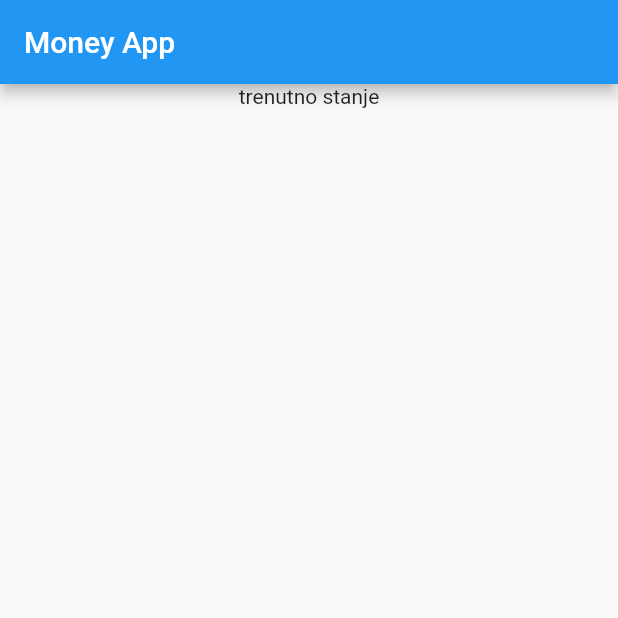
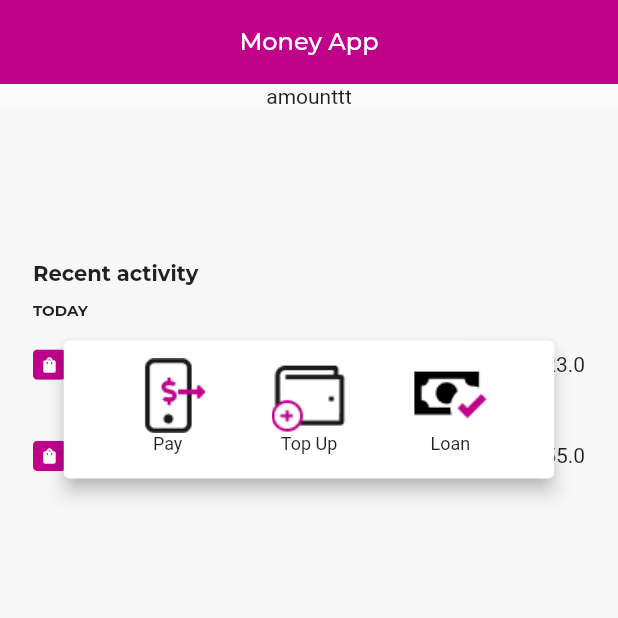
Before and after one commit to eldarheleg/moneyapp, a Flutter app: the screen it shows after launch, on a phone screen of 412 x 824 dp, the top half of it. Run offline on Flutter 3.47's test engine with Material 2 defaults, Android fonts, the phone set to English and light mode, and no system bars; our stand-ins replace flutter_screenutil, get; Roboto replaces fonts that are missing (Hind).

Commit message:
added controllers, model, two screens, page routes

```diff
--- /dev/null
+++ b/money_app/lib/controllers/transactions_controller.dart
@@ -0,0 +1,13 @@
+import 'package:get/get.dart';
+import 'package:flutter/material.dart';
+import 'package:collection/collection.dart';
+
+import '../models/Transaction.dart';
+
+class TransactionController extends GetxController {
+  RxList transactions = [].obs;
+  TextEditingController amountController = TextEditingController();
+  TextEditingController nameController = TextEditingController();
+  late Transaction transaction;
+
+}
--- a/money_app/lib/main.dart
+++ b/money_app/lib/main.dart
@@ -1,7 +1,10 @@
 import 'package:flutter/material.dart';
 import 'package:get/get.dart';
+import 'package:flutter_screenutil/flutter_screenutil.dart';
 
 import './screens/transactions_screen.dart';
+import './screens/pay_input_amount.dart';
+import './screens/pay_input_name.dart';
 
 void main() {
   runApp(MoneyApp());
@@ -12,8 +15,30 @@ class MoneyApp extends StatelessWidget {
 
   @override
   Widget build(BuildContext context) {
-    return GetMaterialApp(
-      home: Transactions(),
+    return ScreenUtilInit(
+      builder: (context, child) => GetMaterialApp(
+        debugShowCheckedModeBanner: false,
+        theme: ThemeData(
+          primaryColor: Color(
+              0xffC0028B), //instead of hash # put 0xff to get the wanted color
+          colorScheme:
+              ColorScheme.light().copyWith(secondary: Color(0xffC0028B)),
+          fontFamily: 'Montserrat',
+          textTheme: const TextTheme(
+            headline1: TextStyle(fontSize: 72.0, fontWeight: FontWeight.bold),
+            headline2: TextStyle(fontSize: 16.0, fontWeight: FontWeight.w600),
+            //headline6: TextStyle(fontSize: 36.0, fontStyle: FontStyle.italic),
+            bodyText2: TextStyle(fontSize: 14.0, fontFamily: 'Hind'),
+          ),
+        ),
+        home: TransactionsScreen(),
+        getPages: [
+          GetPage(name: "/", page:() =>  TransactionsScreen()),
+          GetPage(name: "/PayInputAmount", page:() =>  PayInputAmount()),
+          GetPage(name: "/PayInputName", page:() =>  PayInputName()),
+        ],
+      ),
+      designSize: const Size(375, 812),
     );
   }
 }
--- /dev/null
+++ b/money_app/lib/models/Transaction.dart
@@ -0,0 +1,21 @@
+enum Types { payment, top_up }
+
+class Transaction {
+  final int id;
+  final Types type;
+  final String name;
+  final double amount;
+  final DateTime createdAt;
+
+  const Transaction(
+      {required this.id,
+      required this.type,
+      required this.name,
+      required this.amount,
+      required this.createdAt});
+
+  static List<Transaction> transactions = [
+    Transaction(id: 1, type:Types.payment, name: 'narudzba', amount: 23.00, createdAt: DateTime.now()),
+    Transaction(id: 2, type:Types.top_up, name: 'narudzba2', amount: 55.00, createdAt: DateTime.now()),
+  ];
+}
--- /dev/null
+++ b/money_app/lib/screens/pay_input_amount.dart
@@ -0,0 +1,48 @@
+import 'package:flutter/material.dart';
+import 'package:get/get.dart';
+
+import '../models/Transaction.dart';
+import '../widgets/transaction_list.dart';
+import '../controllers/transactions_controller.dart';
+
+
+class PayInputAmount extends StatelessWidget {
+  const PayInputAmount({super.key});
+
+  @override
+  Widget build(BuildContext context) {
+    final th = Theme.of(context);
+    final controller = TransactionController();
+    final TextEditingController _text = TextEditingController();
+    return Scaffold(
+      appBar: AppBar(
+        elevation: 0,
+        backgroundColor: th.primaryColor,
+        title: const Text(
+          'Money App',
+          style: TextStyle(fontSize: 16),
+        ),
+        centerTitle: true,
+        actions: [
+          IconButton(onPressed:() => Get.toNamed("/"), icon: Icon(Icons.backspace_outlined))
+        ],
+      ),
+      body: Column(
+        children: [
+          Text('How much?'),
+          Center(
+            child: TextField(
+              controller: _text,
+              decoration: InputDecoration(labelText: 'amount'),
+            ),
+          ),
+          ElevatedButton(
+              onPressed: () {
+                Get.back(result: _text.text);
+              },
+              child: Text('posalji na glavni screen')),
+        ],
+      ),
+    );
+  }
+}
--- /dev/null
+++ b/money_app/lib/screens/pay_input_name.dart
@@ -0,0 +1,48 @@
+import 'package:flutter/src/widgets/container.dart';
+import 'package:flutter/src/widgets/framework.dart';
+import 'package:flutter/material.dart';
+import 'package:get/get.dart';
+
+import '../controllers/transactions_controller.dart';
+
+class PayInputName extends StatelessWidget {
+  const PayInputName({super.key});
+
+  @override
+  Widget build(BuildContext context) {
+    final th = Theme.of(context);
+    final controller = TransactionController();
+    final TextEditingController _text = TextEditingController();
+
+    return Scaffold(
+      appBar: AppBar(
+        elevation: 0,
+        backgroundColor: th.primaryColor,
+        title: const Text(
+          'Money App',
+          style: TextStyle(fontSize: 16),
+        ),
+        centerTitle: true,
+        actions: [
+          IconButton(onPressed:() => Get.toNamed("/PayInputAmount"), icon: Icon(Icons.backspace_outlined))
+        ],
+      ),
+      body: Column(
+        children: [
+          Text('How much?'),
+          Center(
+            child: TextField(
+              controller: _text,
+              decoration: InputDecoration(labelText: 'amount'),
+            ),
+          ),
+          ElevatedButton(
+              onPressed: () {
+                Get.back(result: _text.text);
+              },
+              child: Text('posalji na glavni screen')),
+        ],
+      ),
+    );;
+  }
+}
--- a/money_app/lib/screens/transactions_screen.dart
+++ b/money_app/lib/screens/transactions_screen.dart
@@ -1,21 +1,173 @@
 import 'package:flutter/material.dart';
+import 'package:flutter_screenutil/flutter_screenutil.dart';
+import 'package:get/get.dart';
 
-class Transactions extends StatelessWidget {
-  const Transactions({super.key});
+import './pay_input_amount.dart';
+import '../models/Transaction.dart';
+import '../widgets/transaction_list.dart';
+import '../controllers/transactions_controller.dart';
 
+class TransactionsScreen extends StatelessWidget {
+
+  //void addNewTransaction( )
+  final TransactionController transController = Get.put(TransactionController());
   @override
   Widget build(BuildContext context) {
+    //final List<Transaction> transactions = [];
+    String data = "";
+    //final size = MediaQuery.of(context).size;
+    final th = Theme.of(context);
     return Scaffold(
       appBar: AppBar(
-        title: Text('Money App'),
+        elevation: 0,
+        backgroundColor: th.primaryColor,
+        title: const Text(
+          'Money App',
+          style: TextStyle(fontSize: 16),
+        ),
+        centerTitle: true,
       ),
-      body: Column(
+      body: Stack(
         children: [
-          Center(
-            child: Text('trenutno stanje'),
-          )
+          Column(
+            children: [
+              Column(children: [
+                Text('amounttt')
+              ]),
+              Container(
+                height: 500.h,
+                color: const Color(0xffF7F7F7),
+                child: Column(
+                  crossAxisAlignment: CrossAxisAlignment.start,
+                  children: [
+                    Padding(
+                      padding: EdgeInsets.symmetric(horizontal: 20.w),
+                      child: Column(
+                        crossAxisAlignment: CrossAxisAlignment.start,
+                        children: [
+                          SizedBox(
+                            height: 100.h,
+                          ),
+                          const Text(
+                            'Recent activity',
+                            style: TextStyle(
+                                fontSize: 14,
+                                fontFamily: 'Montserrat',
+                                fontWeight: FontWeight.w600),
+                          ),
+                          SizedBox(
+                            height: 10.h,
+                          ),
+                          const Text('TODAY',
+                              style: TextStyle(
+                                  fontSize: 10,
+                                  fontFamily: 'Montserrat',
+                                  fontWeight: FontWeight.w600)),
+                        ],
+                      ),
+                    ),
+                    TransactionList(),
+                  ],
+                ),
+              ),
+            ],
+          ),
+          Align(
+            alignment: const Alignment(0, -0.5),
+            child: Container(
+              width: 335,
+              height: 100,
+              child: Card(
+                elevation: 5,
+                child: Row(
+                    mainAxisAlignment: MainAxisAlignment.spaceEvenly,
+                    children: [
+                      const Pay(),
+                      const TopUp(),
+                      const Loan(),
+                    ]),
+              ),
+            ),
+          ),
         ],
       ),
     );
   }
 }
+
+class Loan extends StatelessWidget {
+  const Loan({
+    Key? key,
+  }) : super(key: key);
+
+  @override
+  Widget build(BuildContext context) {
+    return GestureDetector(
+      child: Column(
+        mainAxisAlignment: MainAxisAlignment.end,
+        children: [
+          Image.asset('lib/assets/images/loan_icon.png'),
+          const Text(
+            'Loan',
+            style: TextStyle(fontSize: 12),
+          ),
+          SizedBox(
+            height: 16.h,
+          ),
+        ],
+      ),
+    );
+  }
+}
+
+class TopUp extends StatelessWidget {
+  const TopUp({
+    Key? key,
+  }) : super(key: key);
+
+  @override
+  Widget build(BuildContext context) {
+    return GestureDetector(
+      onTap: () => Get.to(() => const PayInputAmount()),
+      child: Column(
+        mainAxisAlignment: MainAxisAlignment.end,
+        children: [
+          Image.asset('lib/assets/images/wallet_icon.png'),
+          const Text(
+            'Top Up',
+            style: TextStyle(fontSize: 12),
+          ),
+          SizedBox(
+            height: 16.h,
+          ),
+        ],
+      ),
+    );
+  }
+}
+
+class Pay extends StatelessWidget {
+  const Pay({
+    Key? key,
+  }) : super(key: key);
+
+  @override
+  Widget build(BuildContext context) {
+    return GestureDetector(
+      onTap: () => Get.to(const PayInputAmount()),
+      child: Column(
+        mainAxisAlignment: MainAxisAlignment.end,
+        children: [
+          Image.asset('lib/assets/images/phone_icon.png'),
+          const Text(
+            'Pay',
+            style: TextStyle(fontSize: 12),
+          ),
+          SizedBox(
+            height: 16.h,
+          ),
+        ],
+      ),
+    );
+  }
+}
--- /dev/null
+++ b/money_app/lib/widgets/transaction_item.dart
@@ -0,0 +1,34 @@
+import 'package:flutter/src/widgets/container.dart';
+import 'package:flutter/src/widgets/framework.dart';
+import 'package:flutter/material.dart';
+import 'package:flutter_screenutil/flutter_screenutil.dart';
+
+import '../models/Transaction.dart';
+
+class TransactionItem extends StatelessWidget {
+  final int index;
+  TransactionItem({required this.index});
+  @override
+  Widget build(BuildContext context) {
+    return Padding(
+      padding: EdgeInsets.symmetric(horizontal: 20.w,vertical: 20.h),
+      child: Row(
+        mainAxisAlignment: MainAxisAlignment.spaceBetween,
+        children: [
+          ClipRRect(
+            borderRadius: BorderRadius.circular(3.0), //or 15.0
+            child: Container(
+              height: 20.h,
+              width: 20.w,
+              color: Color(0xffC0028B),
+              child: Icon(Icons.shopping_bag_rounded, color: Colors.white, size: 12),
+            ),
+          ),
+          SizedBox(width: 10.w,),
+          Expanded(child: Text(Transaction.transactions[index].name)),
+          Text('${Transaction.transactions[index].amount}'),
+        ],
+      ),
+    );
+  }
+}
--- /dev/null
+++ b/money_app/lib/widgets/transaction_list.dart
@@ -0,0 +1,19 @@
+import 'package:flutter/src/widgets/container.dart';
+import 'package:flutter/src/widgets/framework.dart';
+import 'package:flutter/material.dart';
+
+import './transaction_item.dart';
+import '../models/Transaction.dart';
+
+
+class TransactionList extends StatelessWidget {
+  const TransactionList({super.key});
+
+  @override
+  Widget build(BuildContext context) {
+    return Flexible(
+        child: ListView.builder(
+          itemCount: Transaction.transactions.length,
+            itemBuilder: ((context, index) => TransactionItem(index: index))));
+  }
+}
```
Also changed, not shown: money_app/pubspec.yaml (+7 -6 lines), money_app/pubspec.lock.
